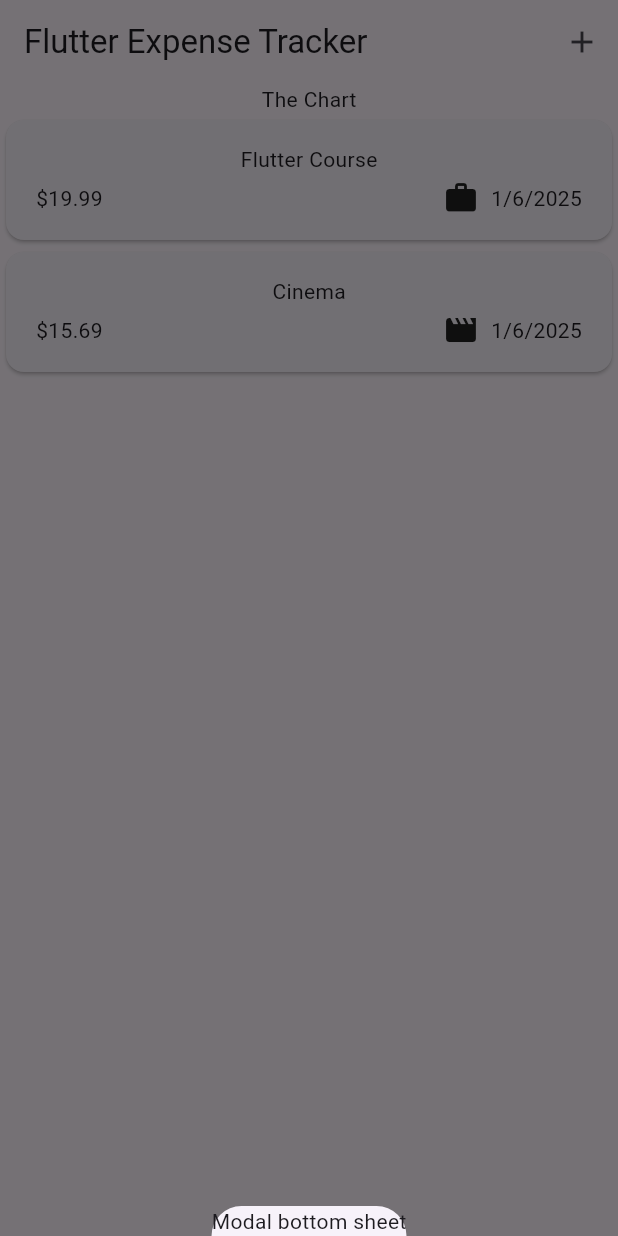
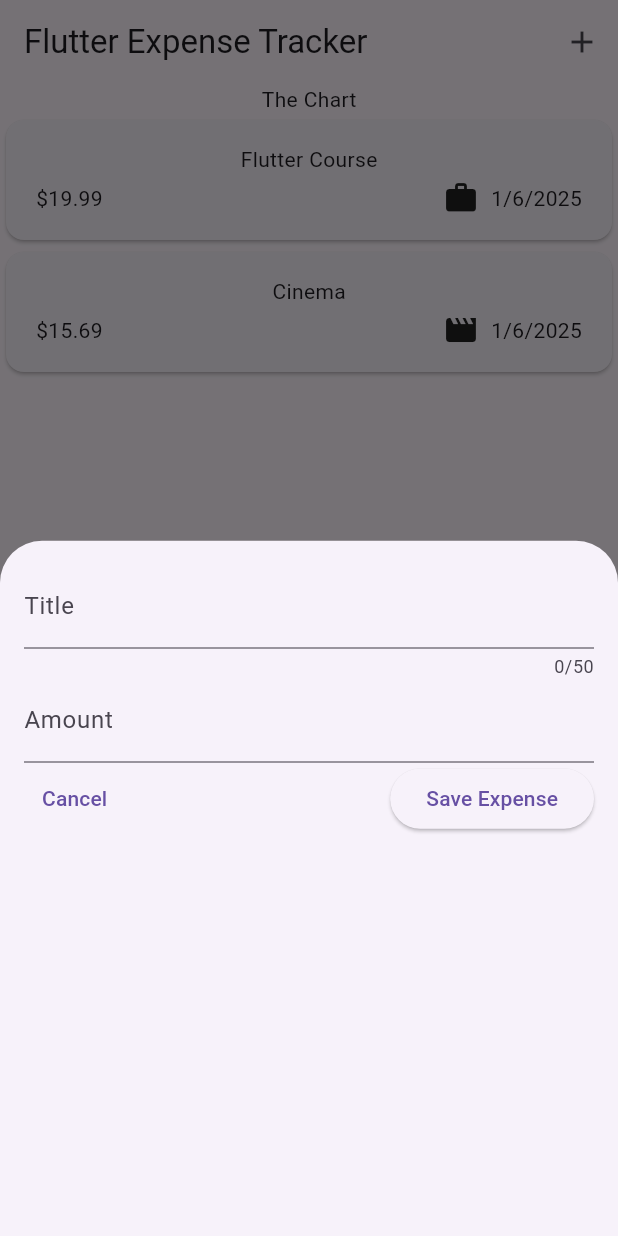
Before and after one commit to saav0004/expense-tracker-udemy-flutter, a Flutter app: the screen it shows after launch, after a tap on the "add" icon, on a phone screen of 412 x 824 dp. Run offline on Flutter 3.47's test engine with Material 3 defaults, Android fonts, the phone set to English and light mode, and no system bars.

Commit message:
add dialog

```diff
--- a/lib/widgets/expenses.dart
+++ b/lib/widgets/expenses.dart
@@ -1,3 +1,4 @@
+import 'package:expense_tracker/widgets/new_expense.dart';
 import 'package:flutter/material.dart';
 
 import 'package:expense_tracker/widgets/expenses_list/expenses_list.dart';
@@ -28,7 +29,7 @@ class _ExpensesState extends State<Expenses> {
 
   void _openAddExpenseOverlay() {
     showModalBottomSheet(
-        context: context, builder: (ctx) => Text('Modal bottom sheet'));
+        context: context, builder: (ctx) => const NewExpense());
   }
 
   @override
--- /dev/null
+++ b/lib/widgets/new_expense.dart
@@ -0,0 +1,70 @@
+import 'package:flutter/material.dart';
+
+class NewExpense extends StatefulWidget {
+  const NewExpense({super.key});
+
+  @override
+  State<NewExpense> createState() {
+    return _NewExpenseState();
+  }
+}
+
+// Another text field - > enter amount, soft keyboard, label, value entered store, print value on button
+// Also add "cancel button" on the rows so in the future it closes the modal.
+
+class _NewExpenseState extends State<NewExpense> {
+  final _titleController = TextEditingController();
+  final _amountController = TextEditingController();
+
+  @override
+  void dispose() {
+    _titleController.dispose();
+    _amountController.dispose();
+    super.dispose();
+  }
+
+  @override
+  Widget build(BuildContext context) {
+    // TODO: implement build
+    return Padding(
+      padding: EdgeInsets.all(16),
+      child: Column(
+        children: [
+          TextField(
+            controller: _titleController,
+            maxLength: 50,
+            decoration: InputDecoration(
+              label: Text('Title'),
+            ),
+          ),
+          TextField(
+            controller: _amountController,
+            keyboardType: TextInputType.numberWithOptions(decimal: true),
+            decoration: InputDecoration(
+              prefixText: '\$ ',
+              label: Text('Amount'),
+            ),
+          ),
+          Row(
+            mainAxisAlignment: MainAxisAlignment.spaceBetween,
+            children: [
+              TextButton(
+                onPressed: () {
+                  Navigator.pop(context);
+                },
+                child: Text('Cancel'),
+              ),
+              ElevatedButton(
+                onPressed: () {
+                  print(_titleController.text);
+                  print(_amountController.text);
+                },
+                child: Text('Save Expense'),
+              ),
+            ],
+          ),
+        ],
+      ),
+    );
+  }
+}
```
